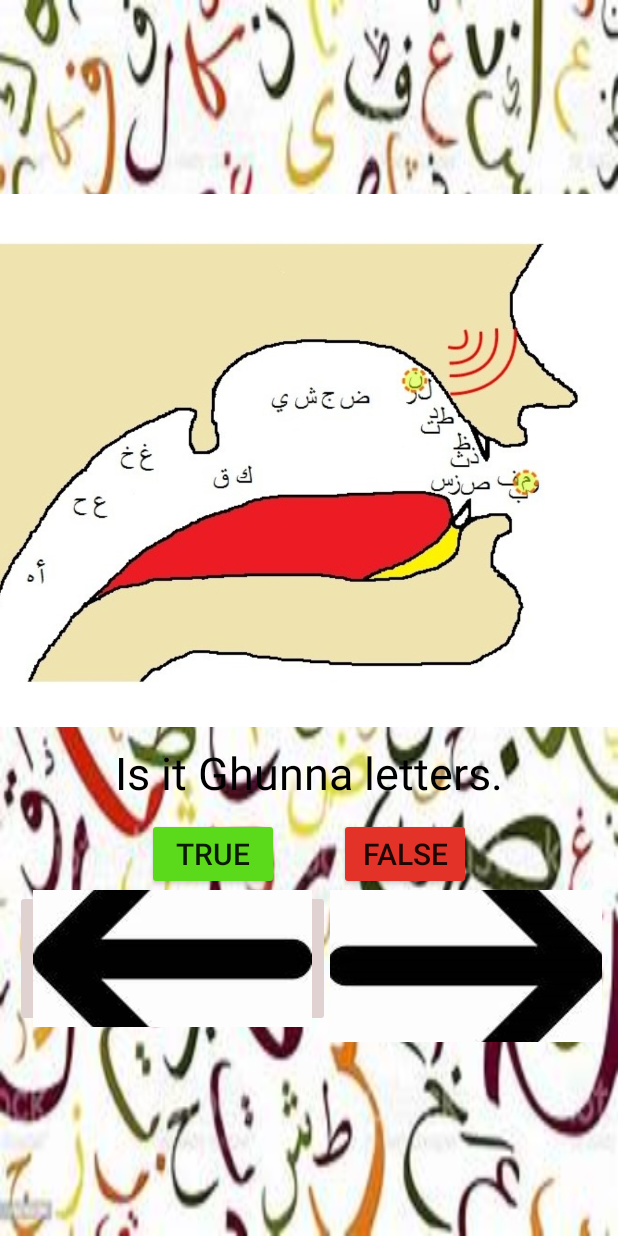
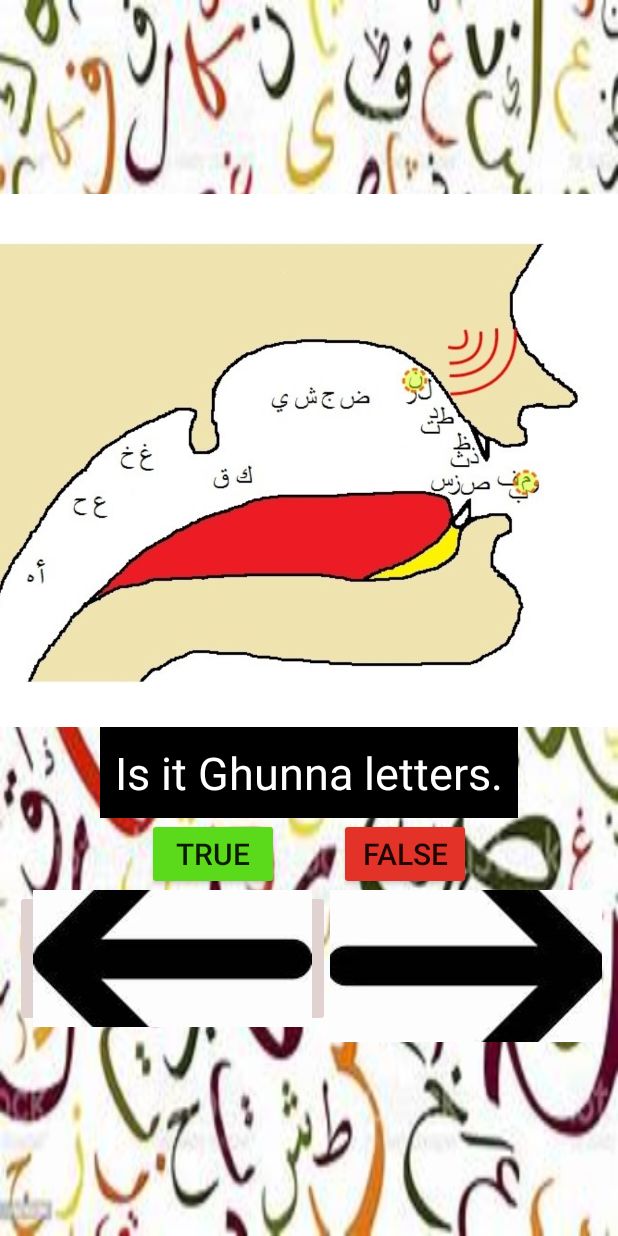
Before and after one commit to RoomanAzam/arabicletters, an Android app: the practivepage screen opened directly, with no data from a screen before it, on a phone screen of 412 x 824 dp. Run offline under Robolectric (Android 15) with nearby library versions, the phone set to English and light mode, and no system bars.

Commit message:
ui correction in potrait test screen

```diff
--- a/app/src/main/res/layout/activity_practivepage.xml
+++ b/app/src/main/res/layout/activity_practivepage.xml
@@ -26,9 +26,10 @@
         android:id="@+id/answer_text_view"
         android:layout_width="wrap_content"
         android:layout_height="wrap_content"
+        android:background="@color/black"
         android:padding="10dp"
         android:text="@string/a"
-        android:textColor="@android:color/black"
+        android:textColor="@color/white"
         android:textSize="30sp" />
 
     <!--Using another LinearLayout for showing buttons
```
